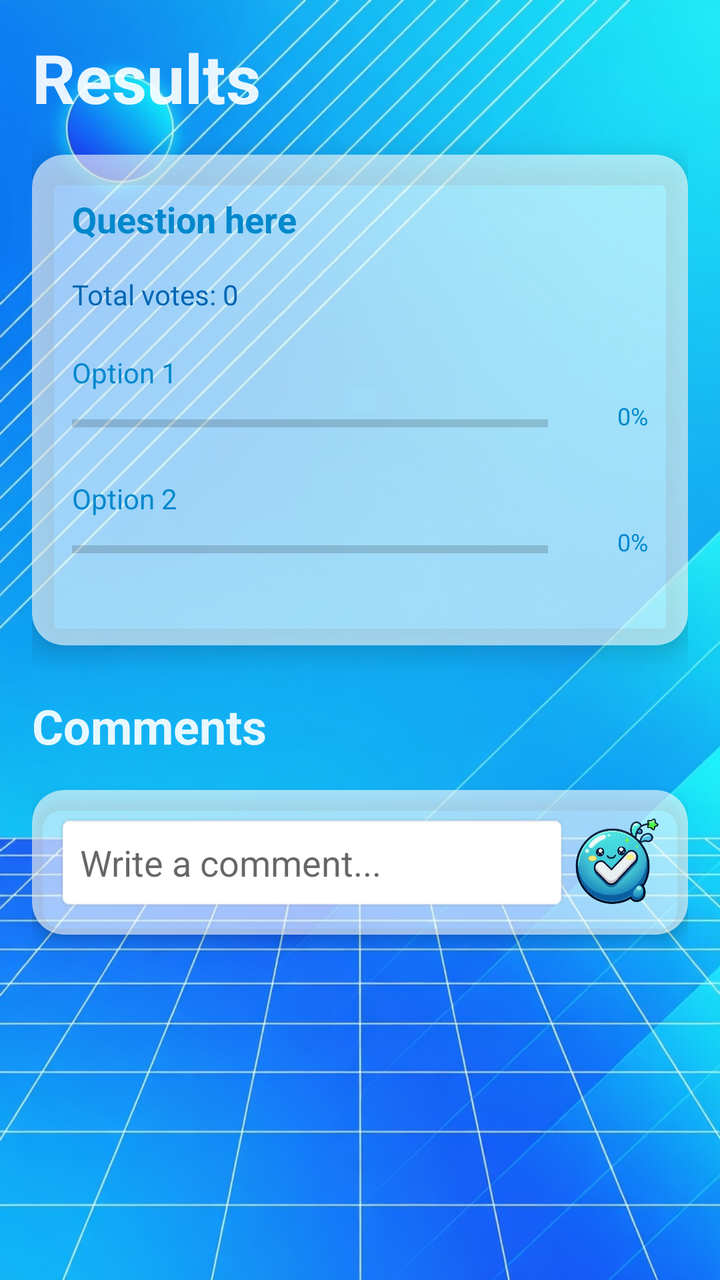
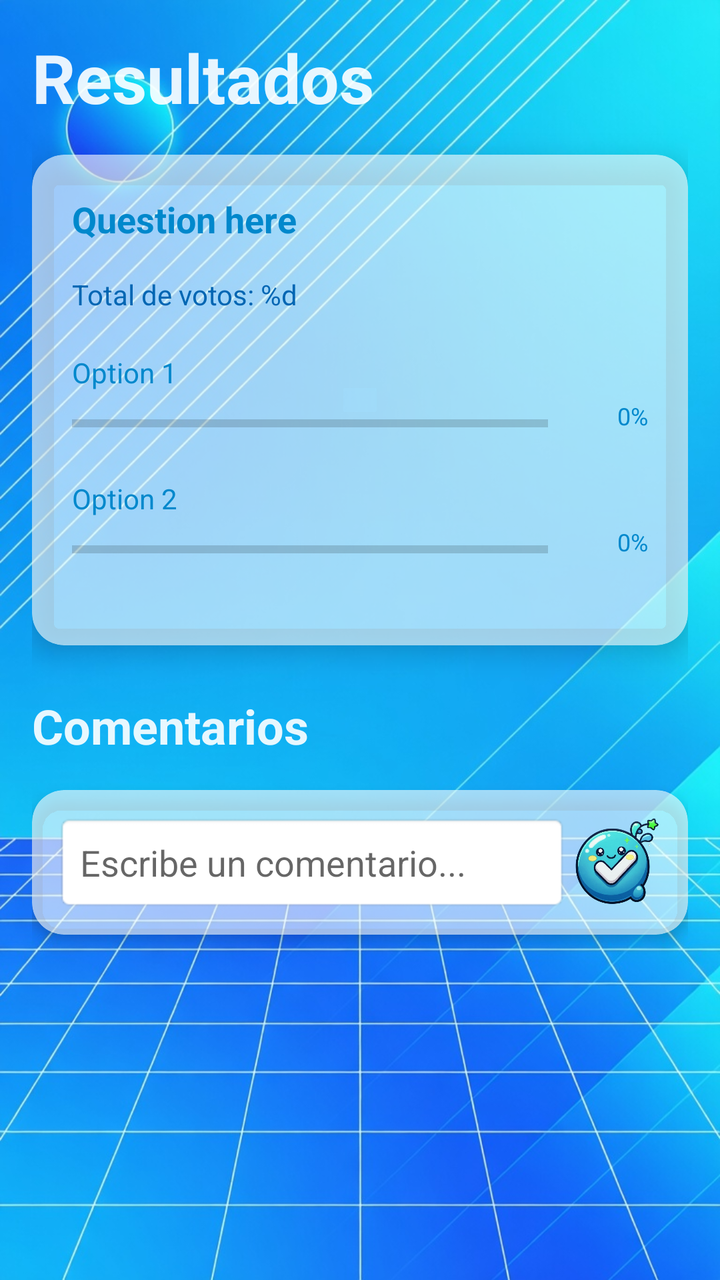

Screens rendered from an Android XML layout before and after an edit, with the pre-edit source and the edit as a unified diff.
<!-- AndroidManifest.xml: application theme Theme.PollCore -->
<!-- res/layout/activity_comments.xml -->
<?xml version="1.0" encoding="utf-8"?>
<androidx.constraintlayout.widget.ConstraintLayout xmlns:android="http://schemas.android.com/apk/res/android"
    xmlns:app="http://schemas.android.com/apk/res-auto"
    xmlns:tools="http://schemas.android.com/tools"
    android:id="@+id/main"
    android:layout_width="match_parent"
    android:layout_height="match_parent"
    android:background="@drawable/results"
    tools:context=".activities.Comments">

    <ScrollView
        android:layout_width="match_parent"
        android:layout_height="match_parent"
        android:fillViewport="true"
        app:layout_constraintBottom_toBottomOf="parent"
        app:layout_constraintEnd_toEndOf="parent"
        app:layout_constraintStart_toStartOf="parent"
        app:layout_constraintTop_toTopOf="parent">

        <LinearLayout
            android:layout_width="match_parent"
            android:layout_height="wrap_content"
            android:orientation="vertical"
            android:padding="16dp">

            <LinearLayout
                android:layout_width="match_parent"
                android:layout_height="wrap_content"
                android:orientation="horizontal"
                android:layout_marginBottom="16dp">

                <TextView
                    android:layout_width="0dp"
                    android:layout_height="wrap_content"
                    android:layout_weight="1"
                    android:text="Results"
                    android:textColor="@color/frutiger_white_glass"
                    android:textSize="34sp"
                    android:textStyle="bold" />

                <ImageButton
                    android:id="@+id/btnReportPoll"
                    android:layout_width="40dp"
                    android:layout_height="40dp"
                    android:src="@drawable/report"
                    android:background="@android:color/transparent"
                    android:scaleType="fitCenter"
                    android:visibility="gone" />

            </LinearLayout>

            <androidx.cardview.widget.CardView
                android:layout_width="match_parent"
                android:layout_height="wrap_content"
                android:layout_marginBottom="24dp"
                app:cardCornerRadius="16dp"
                app:cardElevation="8dp"
                app:cardBackgroundColor="@color/aero_glass">

                <LinearLayout
                    android:layout_width="match_parent"
                    android:layout_height="wrap_content"
                    android:orientation="vertical"
                    android:padding="20dp">

                    <TextView
                        android:id="@+id/tvPollQuestion"
                        android:layout_width="match_parent"
                        android:layout_height="wrap_content"
                        android:layout_marginBottom="16dp"
                        android:text="Question here"
                        android:textColor="@color/frutiger_blue_dark"
                        android:textSize="18sp"
                        android:textStyle="bold" />

                    <TextView
                        android:id="@+id/tvTotalVotes"
                        android:layout_width="match_parent"
                        android:layout_height="wrap_content"
                        android:layout_marginBottom="20dp"
                        android:text="Total votes: 0"
                        android:textColor="@color/frutiger_blue_deep"
                        android:textSize="14sp" />

                    <TextView
                        android:id="@+id/tvOption1Text"
                        android:layout_width="match_parent"
                        android:layout_height="wrap_content"
                        android:text="Option 1"
                        android:textColor="@color/frutiger_blue_dark"
                        android:textSize="14sp"
                        android:layout_marginBottom="4dp" />

                    <LinearLayout
                        android:layout_width="match_parent"
                        android:layout_height="wrap_content"
                        android:orientation="horizontal"
                        android:layout_marginBottom="16dp">

                        <ProgressBar
                            android:id="@+id/progressOption1"
                            style="?android:attr/progressBarStyleHorizontal"
                            android:layout_width="0dp"
                            android:layout_height="24dp"
                            android:layout_weight="1"
                            android:progress="0"
                            android:progressTint="@color/frutiger_blue_bright" />

                        <TextView
                            android:id="@+id/tvOption1Percent"
                            android:layout_width="50dp"
                            android:layout_height="wrap_content"
                            android:text="0%"
                            android:textColor="@color/frutiger_blue_dark"
                            android:textSize="12sp"
                            android:gravity="end"
                            android:paddingStart="8dp" />
                    </LinearLayout>

                    <TextView
                        android:id="@+id/tvOption2Text"
                        android:layout_width="match_parent"
                        android:layout_height="wrap_content"
                        android:text="Option 2"
                        android:textColor="@color/frutiger_blue_dark"
                        android:textSize="14sp"
                        android:layout_marginBottom="4dp" />

                    <LinearLayout
                        android:layout_width="match_parent"
                        android:layout_height="wrap_content"
                        android:orientation="horizontal"
                        android:layout_marginBottom="16dp">

                        <ProgressBar
                            android:id="@+id/progressOption2"
                            style="?android:attr/progressBarStyleHorizontal"
                            android:layout_width="0dp"
                            android:layout_height="24dp"
                            android:layout_weight="1"
                            android:progress="0"
                            android:progressTint="@color/frutiger_blue_bright" />

                        <TextView
                            android:id="@+id/tvOption2Percent"
                            android:layout_width="50dp"
                            android:layout_height="wrap_content"
                            android:text="0%"
                            android:textColor="@color/frutiger_blue_dark"
                            android:textSize="12sp"
                            android:gravity="end"
                            android:paddingStart="8dp" />
                    </LinearLayout>

                    <LinearLayout
                        android:id="@+id/layoutOption3"
                        android:layout_width="match_parent"
                        android:layout_height="wrap_content"
                        android:orientation="vertical"
                        android:visibility="gone">

                        <TextView
                            android:id="@+id/tvOption3Text"
                            android:layout_width="match_parent"
                            android:layout_height="wrap_content"
                            android:text="Option 3"
                            android:textColor="@color/frutiger_blue_dark"
                            android:textSize="14sp"
                            android:layout_marginBottom="4dp" />

                        <LinearLayout
                            android:layout_width="match_parent"
                            android:layout_height="wrap_content"
                            android:orientation="horizontal"
                            android:layout_marginBottom="16dp">

                            <ProgressBar
                                android:id="@+id/progressOption3"
                                style="?android:attr/progressBarStyleHorizontal"
                                android:layout_width="0dp"
                                android:layout_height="24dp"
                                android:layout_weight="1"
                                android:progress="0"
                                android:progressTint="@color/frutiger_blue_bright" />

                            <TextView
                                android:id="@+id/tvOption3Percent"
                                android:layout_width="50dp"
                                android:layout_height="wrap_content"
                                android:text="0%"
                                android:textColor="@color/frutiger_blue_dark"
                                android:textSize="12sp"
                                android:gravity="end"
                                android:paddingStart="8dp" />
                        </LinearLayout>
                    </LinearLayout>

                    <LinearLayout
                        android:id="@+id/layoutOption4"
                        android:layout_width="match_parent"
                        android:layout_height="wrap_content"
                        android:orientation="vertical"
                        android:visibility="gone">

                        <TextView
                            android:id="@+id/tvOption4Text"
                            android:layout_width="match_parent"
                            android:layout_height="wrap_content"
                            android:text="Option 4"
                            android:textColor="@color/frutiger_blue_dark"
                            android:textSize="14sp"
                            android:layout_marginBottom="4dp" />

                        <LinearLayout
                            android:layout_width="match_parent"
                            android:layout_height="wrap_content"
                            android:orientation="horizontal"
                            android:layout_marginBottom="16dp">

                            <ProgressBar
                                android:id="@+id/progressOption4"
                                style="?android:attr/progressBarStyleHorizontal"
                                android:layout_width="0dp"
                                android:layout_height="24dp"
                                android:layout_weight="1"
                                android:progress="0"
                                android:progressTint="@color/frutiger_blue_bright" />

                            <TextView
                                android:id="@+id/tvOption4Percent"
                                android:layout_width="50dp"
                                android:layout_height="wrap_content"
                                android:text="0%"
                                android:textColor="@color/frutiger_blue_dark"
                                android:textSize="12sp"
                                android:gravity="end"
                                android:paddingStart="8dp" />
                        </LinearLayout>
                    </LinearLayout>

                </LinearLayout>

            </androidx.cardview.widget.CardView>

            <TextView
                android:layout_width="wrap_content"
                android:layout_height="wrap_content"
                android:layout_marginBottom="16dp"
                android:text="Comments"
                android:textColor="@color/frutiger_white_glass"
                android:textSize="24sp"
                android:textStyle="bold" />

            <androidx.cardview.widget.CardView
                android:layout_width="match_parent"
                android:layout_height="wrap_content"
                android:layout_marginBottom="16dp"
                app:cardCornerRadius="16dp"
                app:cardElevation="4dp"
                app:cardBackgroundColor="@color/aero_glass">

                <LinearLayout
                    android:layout_width="match_parent"
                    android:layout_height="wrap_content"
                    android:orientation="horizontal"
                    android:padding="12dp">

                    <EditText
                        android:id="@+id/etComment"
                        android:layout_width="0dp"
                        android:layout_height="wrap_content"
                        android:layout_weight="1"
                        android:hint="Write a comment..."
                        android:inputType="textMultiLine"
                        android:maxLines="3"
                        android:background="@android:drawable/editbox_background"
                        android:padding="12dp" />

                    <ImageButton
                        android:id="@+id/btnPostComment"
                        android:layout_width="48dp"
                        android:layout_height="48dp"
                        android:src="@drawable/buttonblue"
                        android:background="@android:color/transparent"
                        android:scaleType="fitCenter" />

                </LinearLayout>

            </androidx.cardview.widget.CardView>

            <androidx.recyclerview.widget.RecyclerView
                android:id="@+id/rvComments"
                android:layout_width="match_parent"
                android:layout_height="wrap_content" />

        </LinearLayout>

    </ScrollView>

</androidx.constraintlayout.widget.ConstraintLayout>
<!-- resources referenced by this layout -->
<resources>
  <color name="aero_glass">#99FFFFFF</color>
  <color name="frutiger_blue_bright">#7DD9FF</color>
  <color name="frutiger_blue_dark">#0088CC</color>
  <color name="frutiger_blue_deep">#0066B3</color>
  <color name="frutiger_white_glass">#E6FFFFFF</color>
  <!-- drawable buttonblue: png bitmap (drawable, 251468 bytes) -->
  <!-- drawable report: png bitmap (drawable, 110029 bytes) -->
  <!-- drawable results: jpg bitmap (drawable, 241055 bytes) -->
  <style name="Theme.PollCore" parent="Base.Theme.PollCore" />
  <style name="Base.Theme.PollCore" parent="Theme.MaterialComponents.DayNight.DarkActionBar">
          
          <item name="colorPrimary">@color/frutiger_blue_dark</item>
          <item name="colorPrimaryVariant">@color/frutiger_blue_deep</item>
          <item name="colorOnPrimary">@android:color/white</item>
  
          
          <item name="android:statusBarColor">@color/frutiger_blue_dark</item>
  
          
          <item name="android:windowBackground">@drawable/bg_frutiger_gradient</item>
  
          
          <item name="android:popupMenuStyle">@style/Widget.PollCore.PopupMenu</item>
      </style>
  <!-- drawable bg_frutiger_gradient (drawable) -->
  <?xml version="1.0" encoding="utf-8"?>
  <shape xmlns:android="http://schemas.android.com/apk/res/android">
      <gradient
          android:startColor="#400066B3"
          android:endColor="#0000A3E0"
          android:angle="135"
          android:type="linear" />
  </shape>
  <style name="Widget.PollCore.PopupMenu" parent="Widget.MaterialComponents.PopupMenu">
          <item name="android:popupBackground">@color/aero_glass</item>
          <item name="android:textColor">@color/frutiger_blue_dark</item>
      </style>
</resources>

<!-- the commit's change to res/layout/activity_comments.xml (unified diff, before → after) -->
@@ -33,7 +33,7 @@
                     android:layout_width="0dp"
                     android:layout_height="wrap_content"
                     android:layout_weight="1"
-                    android:text="Results"
+                    android:text="@string/poll_results"
                     android:textColor="@color/frutiger_white_glass"
                     android:textSize="34sp"
                     android:textStyle="bold" />
@@ -78,7 +78,7 @@
                         android:layout_width="match_parent"
                         android:layout_height="wrap_content"
                         android:layout_marginBottom="20dp"
-                        android:text="Total votes: 0"
+                        android:text="@string/poll_total_votes_placeholder"
                         android:textColor="@color/frutiger_blue_deep"
                         android:textSize="14sp" />
 
@@ -246,7 +246,7 @@
                 android:layout_width="wrap_content"
                 android:layout_height="wrap_content"
                 android:layout_marginBottom="16dp"
-                android:text="Comments"
+                android:text="@string/comments_title"
                 android:textColor="@color/frutiger_white_glass"
                 android:textSize="24sp"
                 android:textStyle="bold" />
@@ -270,7 +270,7 @@
                         android:layout_width="0dp"
                         android:layout_height="wrap_content"
                         android:layout_weight="1"
-                        android:hint="Write a comment..."
+                        android:hint="@string/comment_hint"
                         android:inputType="textMultiLine"
                         android:maxLines="3"
                         android:background="@android:drawable/editbox_background"
<!-- resource entries referenced after the edit -->
@@ -8,6 +8,10 @@
   <!-- drawable buttonblue: png bitmap (drawable, 251468 bytes) -->
   <!-- drawable report: png bitmap (drawable, 110029 bytes) -->
   <!-- drawable results: jpg bitmap (drawable, 241055 bytes) -->
+  <string name="comment_hint">Escribe un comentario...</string>
+  <string name="comments_title">Comentarios</string>
+  <string name="poll_results">Resultados</string>
+  <string name="poll_total_votes_placeholder">Total de votos: %d</string>
   <style name="Theme.PollCore" parent="Base.Theme.PollCore" />
   <style name="Base.Theme.PollCore" parent="Theme.MaterialComponents.DayNight.DarkActionBar">
           
